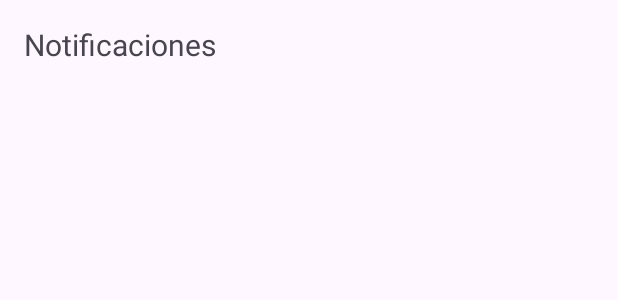
After one commit to david27c/Denuncia-Ciudadana, an Android app: the layout activity_notifications.xml on its own in the app's theme, with its tools: preview values and no code run, on a phone screen of 412 x 824 dp. The commit adds this screen. Shown: the top 300 px of the screen. Run offline under Robolectric (Android 15) with nearby library versions, the phone set to English and light mode, and no system bars.

Commit message:
archivos creados

```diff
--- a/app/build.gradle.kts
+++ b/app/build.gradle.kts
@@ -38,6 +38,7 @@ dependencies {
     implementation(libs.activity)
     implementation(libs.constraintlayout)
     implementation(libs.firebase.auth)
+    implementation(libs.preference)
     testImplementation(libs.junit)
     androidTestImplementation(libs.ext.junit)
     androidTestImplementation(libs.espresso.core)
--- a/app/src/main/AndroidManifest.xml
+++ b/app/src/main/AndroidManifest.xml
@@ -40,6 +40,10 @@
         <activity android:name=".activity_branch_status" android:exported="false" />
         <activity android:name=".activity_taxes_billing" android:exported="false" />
         <activity android:name=".ChatActivity" android:exported="false" />
+        <activity android:name=".ChatDetailActivity" android:exported="false" />
+        <activity android:name=".ProfileActivity" android:exported="false" />
+        <activity android:name=".SettingsActivity" android:exported="false" />
+        <activity android:name=".NotificationsActivity" android:exported="false" />
 
     </application>
 
--- /dev/null
+++ b/app/src/main/res/layout/activity_notifications.xml
@@ -0,0 +1,24 @@
+<?xml version="1.0" encoding="utf-8"?>
+<LinearLayout xmlns:android="http://schemas.android.com/apk/res/android"
+    android:layout_width="match_parent"
+    android:layout_height="match_parent">
+
+    <LinearLayout xmlns:android="http://schemas.android.com/apk/res/android"
+        android:orientation="vertical"
+        android:layout_width="match_parent"
+        android:layout_height="match_parent"
+        android:padding="16dp">
+
+        <TextView
+            android:layout_width="match_parent"
+            android:layout_height="wrap_content"
+            android:text="Notificaciones"
+            android:textSize="20sp"
+            android:paddingBottom="12dp" />
+
+        <androidx.recyclerview.widget.RecyclerView
+            android:id="@+id/notifications_list"
+            android:layout_width="match_parent"
+            android:layout_height="match_parent" />
+    </LinearLayout>
+</LinearLayout>
--- a/app/src/main/res/values/strings.xml
+++ b/app/src/main/res/values/strings.xml
@@ -12,4 +12,6 @@
     <string name="descripci_n_del_reporte">Descripción del reporte.</string>
     <string name="ubicaci_n">Ubicación</string>
     <string name="estado">Estado</string>
+    <string name="modo_oscuro">Modo oscuro</string>
+    <string name="preferencias_de_la_app">Preferencias de la App</string>
 </resources>
--- a/gradle/libs.versions.toml
+++ b/gradle/libs.versions.toml
@@ -8,6 +8,7 @@ material = "1.12.0"
 activity = "1.10.1"
 constraintlayout = "2.2.1"
 firebaseAuth = "23.2.0"
+preference = "1.2.1"
 
 [libraries]
 junit = { group = "junit", name = "junit", version.ref = "junit" }
@@ -18,6 +19,7 @@ material = { group = "com.google.android.material", name = "material", version.r
 activity = { group = "androidx.activity", name = "activity", version.ref = "activity" }
 constraintlayout = { group = "androidx.constraintlayout", name = "constraintlayout", version.ref = "constraintlayout" }
 firebase-auth = { group = "com.google.firebase", name = "firebase-auth", version.ref = "firebaseAuth" }
+preference = { group = "androidx.preference", name = "preference", version.ref = "preference" }
 
 [plugins]
 android-application = { id = "com.android.application", version.ref = "agp" }
```
Also changed, not shown: app/src/main/java/com/example/denunciaciudadana/ChatDetailActivity.java (added, +37 -0 lines), app/src/main/java/com/example/denunciaciudadana/NotificationsActivity.java (added, +20 -0 lines), app/src/main/java/com/example/denunciaciudadana/ProfileActivity.java (added, +26 -0 lines), app/src/main/java/com/example/denunciaciudadana/SettingsActivity.java (added, +25 -0 lines), app/src/main/res/layout/activity_chat_detail.xml (added, +49 -0 lines), app/src/main/res/layout/activity_profile.xml (added, +40 -0 lines), app/src/main/res/layout/activity_settings.xml (added, +27 -0 lines).
